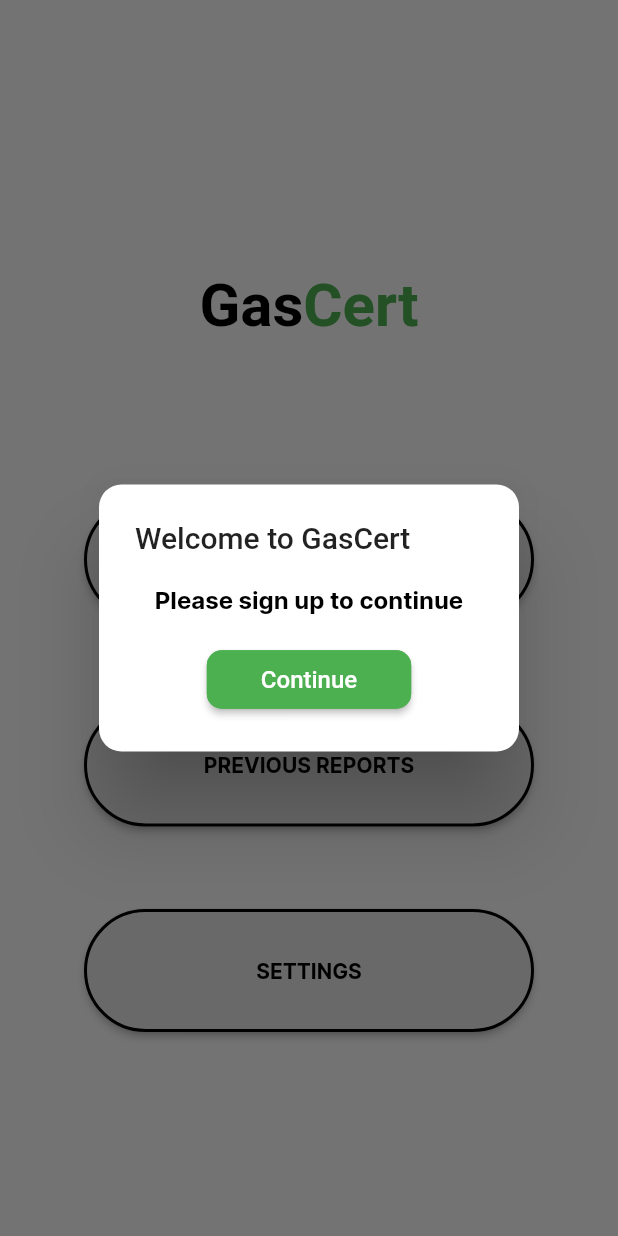
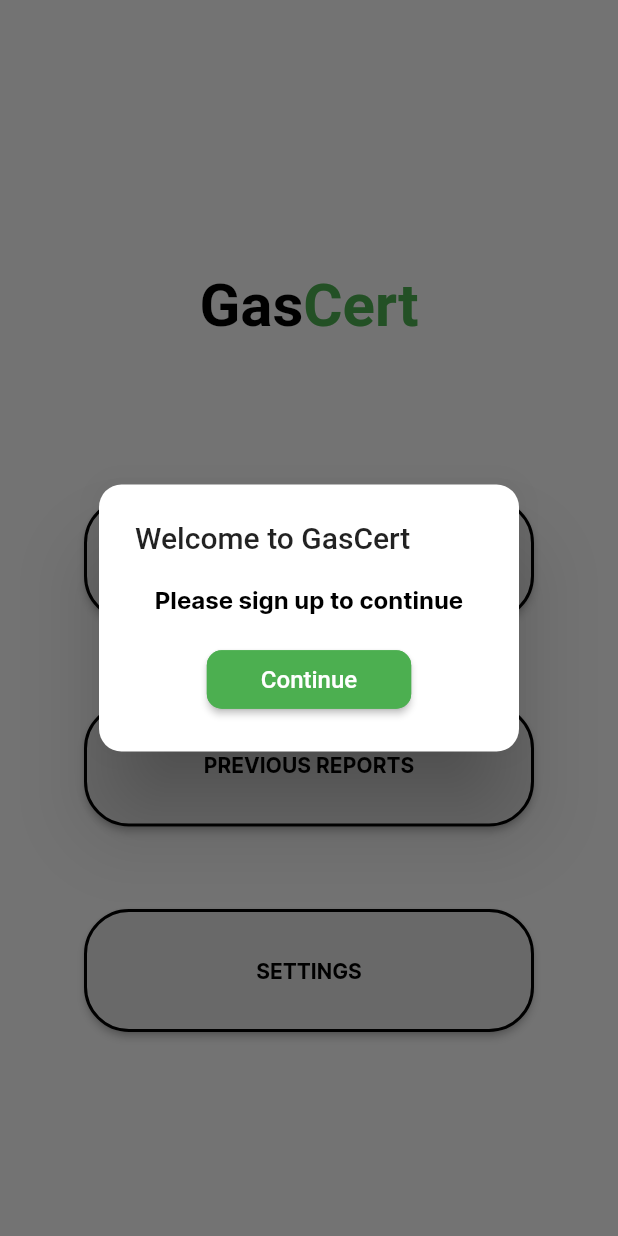
Before and after one commit to liiiiamb/gascert-code, a Flutter app: the screen it shows after launch, on a phone screen of 412 x 824 dp. Run offline on Flutter 3.47's test engine with Material 2 defaults, Android fonts, the phone set to English and light mode, and no system bars; our stand-ins replace cloud_firestore, dots_indicator, file_picker, firebase_auth, firebase_core, fluttertoast and 7 more; missing offline and left inert: advance_pdf_viewer, excel, flutter_email_sender, material_dialogs, telephony; accounts and stored records are empty.

```diff
--- a/lib/main.dart
+++ b/lib/main.dart
@@ -160,7 +160,7 @@ class HomePageScreen extends StatelessWidget {
                     backgroundColor: twoCol,
                     padding: const EdgeInsets.symmetric(vertical: 16),
                     shape: RoundedRectangleBorder(
-                      borderRadius: BorderRadius.circular(100),
+                      borderRadius: BorderRadius.circular(30),
                       side: const BorderSide(
                         color: Colors.black,
                         width: 2.0,
@@ -197,7 +197,7 @@ class HomePageScreen extends StatelessWidget {
                     backgroundColor: twoCol,
                     padding: const EdgeInsets.symmetric(vertical: 16),
                     shape: RoundedRectangleBorder(
-                      borderRadius: BorderRadius.circular(100),
+                      borderRadius: BorderRadius.circular(30),
                       side: const BorderSide(
                         color: Colors.black,
                         width: 2.0,
@@ -239,7 +239,7 @@ class HomePageScreen extends StatelessWidget {
                     backgroundColor: twoCol,
                     padding: const EdgeInsets.symmetric(vertical: 16),
                     shape: RoundedRectangleBorder(
-                      borderRadius: BorderRadius.circular(100),
+                      borderRadius: BorderRadius.circular(30),
                       side: const BorderSide(
                         color: Colors.black,
                         width: 2.0,
```
Also changed, not shown: lib/PDFtest.dart (+34 -38 lines).
